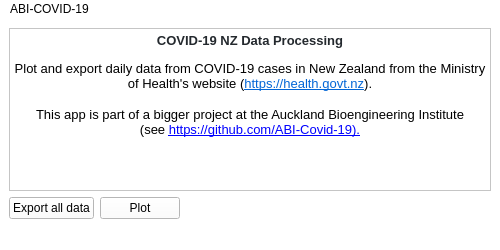
Qt form src/covid19_nz_data_processing/app/ui_plot_app.ui (mahyar-osn/covid19_nz_data_processing) before a commit.
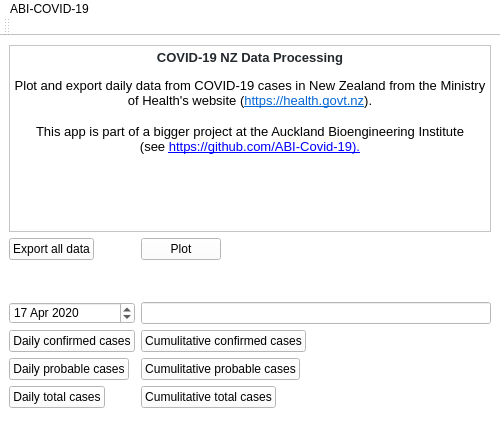
The same form after that commit. Icons and pictures are not drawn.

Commit message: updated app to show various data on the interface

```diff
--- a/src/covid19_nz_data_processing/app/ui_plot_app.ui
+++ b/src/covid19_nz_data_processing/app/ui_plot_app.ui
@@ -10,7 +10,7 @@
     <x>0</x>
     <y>0</y>
     <width>500</width>
-    <height>250</height>
+    <height>439</height>
    </rect>
   </property>
   <property name="sizePolicy">
@@ -36,7 +36,7 @@
    <string notr="true">background-color: rgb(255, 255, 255);</string>
   </property>
   <widget class="QWidget" name="centralwidget">
-   <layout class="QFormLayout" name="formLayout">
+   <layout class="QGridLayout" name="gridLayout">
     <item row="0" column="0" colspan="2">
      <widget class="QTextBrowser" name="textBrowser">
       <property name="html">
@@ -50,7 +50,7 @@
       </property>
      </widget>
     </item>
-    <item row="2" column="0">
+    <item row="1" column="0">
      <widget class="QPushButton" name="export_2">
       <property name="sizePolicy">
        <sizepolicy hsizetype="Maximum" vsizetype="Fixed">
@@ -63,7 +63,7 @@
       </property>
      </widget>
     </item>
-    <item row="2" column="1">
+    <item row="1" column="1">
      <widget class="QPushButton" name="open">
       <property name="sizePolicy">
        <sizepolicy hsizetype="Maximum" vsizetype="Fixed">
@@ -76,6 +76,117 @@
       </property>
      </widget>
     </item>
+    <item row="2" column="1">
+     <spacer name="verticalSpacer">
+      <property name="orientation">
+       <enum>Qt::Vertical</enum>
+      </property>
+      <property name="sizeHint" stdset="0">
+       <size>
+        <width>20</width>
+        <height>40</height>
+       </size>
+      </property>
+     </spacer>
+    </item>
+    <item row="3" column="0">
+     <widget class="QDateEdit" name="dateEdit">
+      <property name="dateTime">
+       <datetime>
+        <hour>0</hour>
+        <minute>0</minute>
+        <second>0</second>
+        <year>2020</year>
+        <month>4</month>
+        <day>17</day>
+       </datetime>
+      </property>
+     </widget>
+    </item>
+    <item row="3" column="1">
+     <widget class="QLineEdit" name="lineEdit"/>
+    </item>
+    <item row="4" column="0">
+     <widget class="QPushButton" name="daily_confirmed">
+      <property name="sizePolicy">
+       <sizepolicy hsizetype="Maximum" vsizetype="Fixed">
+        <horstretch>0</horstretch>
+        <verstretch>0</verstretch>
+       </sizepolicy>
+      </property>
+      <property name="text">
+       <string>Daily confirmed cases</string>
+      </property>
+     </widget>
+    </item>
+    <item row="4" column="1">
+     <widget class="QPushButton" name="cum_confirmed">
+      <property name="enabled">
+       <bool>true</bool>
+      </property>
+      <property name="sizePolicy">
+       <sizepolicy hsizetype="Maximum" vsizetype="Fixed">
+        <horstretch>0</horstretch>
+        <verstretch>0</verstretch>
+       </sizepolicy>
+      </property>
+      <property name="text">
+       <string>Cumulitative confirmed cases</string>
+      </property>
+     </widget>
+    </item>
+    <item row="5" column="0">
+     <widget class="QPushButton" name="daily_probable">
+      <property name="sizePolicy">
+       <sizepolicy hsizetype="Maximum" vsizetype="Fixed">
+        <horstretch>0</horstretch>
+        <verstretch>0</verstretch>
+       </sizepolicy>
+      </property>
+      <property name="text">
+       <string>Daily probable cases</string>
+      </property>
+     </widget>
+    </item>
+    <item row="5" column="1">
+     <widget class="QPushButton" name="cum_probable">
+      <property name="sizePolicy">
+       <sizepolicy hsizetype="Maximum" vsizetype="Fixed">
+        <horstretch>0</horstretch>
+        <verstretch>0</verstretch>
+       </sizepolicy>
+      </property>
+      <property name="text">
+       <string>Cumulitative probable cases</string>
+      </property>
+     </widget>
+    </item>
+    <item row="6" column="0">
+     <widget class="QPushButton" name="daily_total">
+      <property name="sizePolicy">
+       <sizepolicy hsizetype="Maximum" vsizetype="Fixed">
+        <horstretch>0</horstretch>
+        <verstretch>0</verstretch>
+       </sizepolicy>
+      </property>
+      <property name="text">
+       <string>Daily total cases</string>
+      </property>
+     </widget>
+    </item>
+    <item row="6" column="1">
+     <widget class="QPushButton" name="cum_total">
+      <property name="sizePolicy">
+       <sizepolicy hsizetype="Maximum" vsizetype="Fixed">
+        <horstretch>0</horstretch>
+        <verstretch>0</verstretch>
+       </sizepolicy>
+      </property>
+      <property name="text">
+       <string>Cumulitative total cases</string>
+      </property>
+     </widget>
+    </item>
    </layout>
   </widget>
   <widget class="QStatusBar" name="statusbar"/>
@@ -104,6 +215,17 @@
    </widget>
    <addaction name="menuNZ_COVID_19_Data_Processing"/>
   </widget>
+  <widget class="QToolBar" name="toolBar">
+   <property name="windowTitle">
+    <string>toolBar</string>
+   </property>
+   <attribute name="toolBarArea">
+    <enum>TopToolBarArea</enum>
+   </attribute>
+   <attribute name="toolBarBreak">
+    <bool>false</bool>
+   </attribute>
+  </widget>
  </widget>
  <resources/>
  <connections/>
```
The commit also changes 1 other file.
